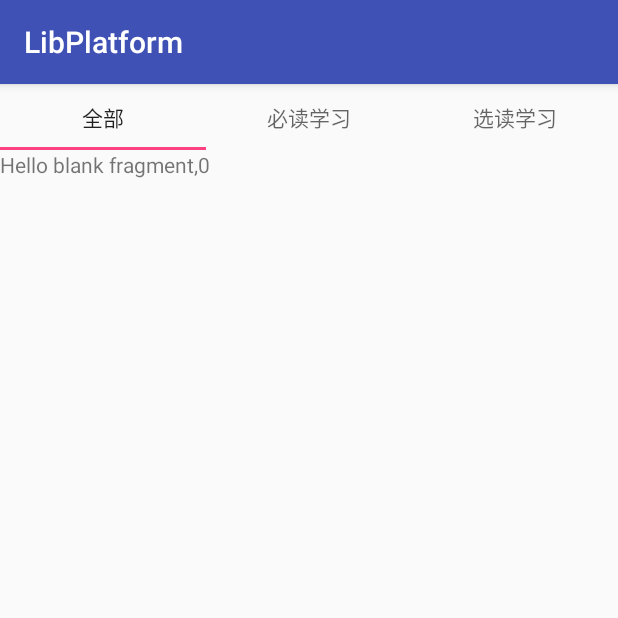
After one commit to q1113225201/LibPlatform, an Android app: the PagerActivity screen opened directly, with no data from a screen before it, on a phone screen of 412 x 824 dp, the top half of it. The commit adds this screen. Run offline under Robolectric (Android 15) with nearby library versions, the phone set to English and light mode, and no system bars.

Commit message:
fragment懒加载问题修改

```diff
--- a/app/build.gradle
+++ b/app/build.gradle
@@ -22,6 +22,8 @@ dependencies {
     implementation fileTree(include: ['*.jar'], dir: 'libs')
     implementation 'com.android.support:appcompat-v7:28.0.0'
     implementation 'com.android.support.constraint:constraint-layout:1.1.3'
+    implementation 'com.android.support:support-v4:28.0.0'
+    implementation 'com.android.support:design:28.0.0'
     testImplementation 'junit:junit:4.12'
     androidTestImplementation 'com.android.support.test:runner:1.0.2'
     androidTestImplementation 'com.android.support.test.espresso:espresso-core:3.0.2'
--- a/app/src/main/AndroidManifest.xml
+++ b/app/src/main/AndroidManifest.xml
@@ -16,7 +16,8 @@
                 <category android:name="android.intent.category.LAUNCHER" />
             </intent-filter>
         </activity>
-        <activity android:name=".util.KeyboardActivity"></activity>
+        <activity android:name=".util.KeyboardActivity" />
+        <activity android:name=".fragment.PagerActivity"></activity>
     </application>
 
 </manifest>
--- a/app/src/main/java/com/sjl/libplatform/MainActivity.java
+++ b/app/src/main/java/com/sjl/libplatform/MainActivity.java
@@ -4,6 +4,7 @@ import android.os.Bundle;
 import android.support.v7.app.AppCompatActivity;
 import android.view.View;
 
+import com.sjl.libplatform.fragment.PagerActivity;
 import com.sjl.libplatform.util.ActivityUtil;
 import com.sjl.libplatform.util.KeyboardActivity;
 
@@ -19,6 +20,7 @@ public class MainActivity extends AppCompatActivity implements View.OnClickListe
 
     private void initView() {
         findViewById(R.id.btn_util_keyboard).setOnClickListener(this);
+        findViewById(R.id.btn_fragment).setOnClickListener(this);
     }
 
     @Override
@@ -27,6 +29,9 @@ public class MainActivity extends AppCompatActivity implements View.OnClickListe
             case R.id.btn_util_keyboard:
                 ActivityUtil.startActivity(this, KeyboardActivity.class);
                 break;
+            case R.id.btn_fragment:
+                ActivityUtil.startActivity(this, PagerActivity.class);
+                break;
         }
     }
 }
--- /dev/null
+++ b/app/src/main/java/com/sjl/libplatform/fragment/PagerActivity.java
@@ -0,0 +1,71 @@
+package com.sjl.libplatform.fragment;
+
+import android.os.Bundle;
+import android.support.design.widget.TabLayout;
+import android.support.v4.app.Fragment;
+import android.support.v4.app.FragmentPagerAdapter;
+import android.support.v4.view.ViewPager;
+import android.view.View;
+
+import com.sjl.libplatform.R;
+import com.sjl.libplatform.base.PlatformActivity;
+
+import java.util.ArrayList;
+import java.util.List;
+
+public class PagerActivity extends PlatformActivity {
+    private TabLayout tabLayout;
+    private ViewPager viewPager;
+
+    @Override
+    public int getContentViewLayout() {
+        return R.layout.activity_pager;
+    }
+
+    private FragmentPagerAdapter adapter;
+    private List<Fragment> list;
+    private String[] titles = {"全部", "必读学习", "选读学习"};
+
+    @Override
+    public void initView() {
+        tabLayout = findViewById(R.id.tab_layout);
+        viewPager = findViewById(R.id.view_pager);
+
+    }
+
+    @Override
+    public void initData(Bundle bundle) {
+        initFragments();
+    }
+
+    private void initFragments() {
+        list = new ArrayList<>();
+        list.add(PagerFragment.getInstance(0));
+        list.add(PagerFragment.getInstance(1));
+        list.add(PagerFragment.getInstance(2));
+        adapter = new FragmentPagerAdapter(getSupportFragmentManager()) {
+            @Override
+            public Fragment getItem(int position) {
+                return list.get(position);
+            }
+
+            @Override
+            public int getCount() {
+                return list.size();
+            }
+
+            @Override
+            public CharSequence getPageTitle(int position) {
+                return titles[position];
+            }
+        };
+        viewPager.setAdapter(adapter);
+        tabLayout.setupWithViewPager(viewPager);
+
+    }
+
+    @Override
+    public void onViewClick(View view) {
+
+    }
+}
--- /dev/null
+++ b/app/src/main/java/com/sjl/libplatform/fragment/PagerFragment.java
@@ -0,0 +1,52 @@
+package com.sjl.libplatform.fragment;
+
+
+import android.os.Bundle;
+import android.util.Log;
+import android.view.View;
+import android.widget.TextView;
+
+import com.sjl.libplatform.R;
+import com.sjl.libplatform.base.PlatformFragment;
+
+public class PagerFragment extends PlatformFragment {
+
+    public static PagerFragment getInstance(int type) {
+        PagerFragment fragment = new PagerFragment();
+        Bundle bundle = new Bundle();
+        bundle.putInt("type", type);
+        fragment.setArguments(bundle);
+        return fragment;
+    }
+
+    private int cnt = 0;
+
+    @Override
+    public int getContentViewLayout() {
+        return R.layout.fragment_pager;
+    }
+
+    private TextView tvName;
+
+    @Override
+    public void initView() {
+        tvName = findViewById(R.id.tv_name);
+        findViewById(R.id.tv_name).setOnClickListener(new View.OnClickListener() {
+            @Override
+            public void onClick(View v) {
+                Log.e(TAG,"cnt="+cnt);
+                cnt++;
+            }
+        });
+    }
+
+    @Override
+    public void initData(Bundle bundle) {
+        tvName.setText(tvName.getText() + "," + bundle.getInt("type") + "");
+    }
+
+    @Override
+    public void onViewClick(View view) {
+
+    }
+}
--- a/app/src/main/res/layout/activity_main.xml
+++ b/app/src/main/res/layout/activity_main.xml
@@ -9,5 +9,10 @@
         android:layout_width="match_parent"
         android:layout_height="wrap_content"
         android:text="util-Keyboard" />
+    <Button
+        android:id="@+id/btn_fragment"
+        android:layout_width="match_parent"
+        android:layout_height="wrap_content"
+        android:text="fragment" />
 
 </LinearLayout>
--- /dev/null
+++ b/app/src/main/res/layout/activity_pager.xml
@@ -0,0 +1,21 @@
+<?xml version="1.0" encoding="utf-8"?>
+<android.support.constraint.ConstraintLayout xmlns:android="http://schemas.android.com/apk/res/android"
+    xmlns:app="http://schemas.android.com/apk/res-auto"
+    android:layout_width="match_parent"
+    android:layout_height="match_parent">
+
+    <android.support.design.widget.TabLayout
+        android:id="@+id/tab_layout"
+        android:layout_width="match_parent"
+        android:layout_height="44dp">
+
+    </android.support.design.widget.TabLayout>
+
+    <android.support.v4.view.ViewPager
+        android:id="@+id/view_pager"
+        android:layout_width="match_parent"
+        android:layout_height="0dp"
+        app:layout_constraintBottom_toBottomOf="parent"
+        app:layout_constraintTop_toBottomOf="@+id/tab_layout"></android.support.v4.view.ViewPager>
+
+</android.support.constraint.ConstraintLayout>
--- /dev/null
+++ b/app/src/main/res/layout/fragment_pager.xml
@@ -0,0 +1,13 @@
+<?xml version="1.0" encoding="utf-8"?>
+<LinearLayout xmlns:android="http://schemas.android.com/apk/res/android"
+    android:layout_width="match_parent"
+    android:layout_height="match_parent"
+    android:orientation="vertical">
+
+    <TextView
+        android:id="@+id/tv_name"
+        android:layout_width="match_parent"
+        android:layout_height="match_parent"
+        android:text="@string/hello_blank_fragment" />
+
+</LinearLayout>
--- a/app/src/main/res/values/strings.xml
+++ b/app/src/main/res/values/strings.xml
@@ -1,3 +1,6 @@
 <resources>
     <string name="app_name">LibPlatform</string>
+
+    <!-- TODO: Remove or change this placeholder text -->
+    <string name="hello_blank_fragment">Hello blank fragment</string>
 </resources>
--- a/libplatform/build.gradle
+++ b/libplatform/build.gradle
@@ -1,7 +1,7 @@
 apply plugin: 'com.android.library'
 apply plugin: 'com.github.dcendents.android-maven'
 group = 'com.github.q1113225201'//最后一个是github账号
-version '1.0.2'
+version '1.0.3'
 android {
     compileSdkVersion 28
 
--- a/libplatform/src/main/java/com/sjl/libplatform/base/PlatformFragment.java
+++ b/libplatform/src/main/java/com/sjl/libplatform/base/PlatformFragment.java
@@ -17,14 +17,19 @@ import com.sjl.libplatform.util.Util;
  * @date 2018/12/13
  */
 public abstract class PlatformFragment extends Fragment implements IPlatformView, View.OnClickListener {
+    public String TAG = getClass().getSimpleName();
     /**
      * 内容视图
      */
     private View contentView;
     /**
-     * 第一次初始化
+     * 是否初始化过试图
      */
-    private boolean isFirst;
+    private boolean isInitView = false;
+    /**
+     * 是否初始化过数据
+     */
+    private boolean isInitData = false;
     /**
      * 是否可见
      */
@@ -36,29 +41,51 @@ public abstract class PlatformFragment extends Fragment implements IPlatformView
         if (contentView == null) {
             contentView = inflater.inflate(getContentViewLayout(), container, false);
         }
-        init();
+        toInitView();
         return contentView;
     }
 
-    private void init() {
-        if (isFirst) {
-            isFirst = false;
+    @Override
+    public void onViewCreated(@NonNull View view, @Nullable Bundle savedInstanceState) {
+        super.onViewCreated(view, savedInstanceState);
+        if (!isInitData) {
+            initData(getArguments());
+            isInitData = true;
+        }
+    }
+
+    @Override
+    public void onActivityCreated(@Nullable Bundle savedInstanceState) {
+        super.onActivityCreated(savedInstanceState);
+        if (isVisible) {
+            toInitData();
+        }
+    }
+
+    private void toInitView() {
+        if (!isInitView) {
+            isInitView = true;
             initView();
         }
-        if (isVisible) {
+    }
+
+    private void toInitData() {
+        if (isVisible && !isInitData) {
             initData(getArguments());
+            isInitData = true;
         }
     }
 
     @Override
     public void setUserVisibleHint(boolean isVisibleToUser) {
         super.setUserVisibleHint(isVisibleToUser);
-        this.isVisible = isVisibleToUser;
         if (contentView == null) {
             return;
         }
-        if (isVisibleToUser) {
-            init();
+        this.isVisible = isVisibleToUser;
+        if (isVisibleToUser && !isInitData) {
+            isInitData = true;
+            toInitData();
         }
     }
 
@@ -80,4 +107,8 @@ public abstract class PlatformFragment extends Fragment implements IPlatformView
     public View getContentView() {
         return contentView;
     }
+
+    public <T extends View> T findViewById(int id) {
+        return (T) contentView.findViewById(id);
+    }
 }
```
